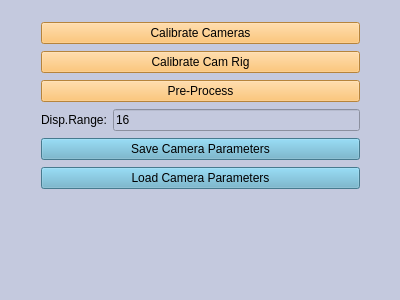
Before: the Qt Designer form SegmentationPreprocessor/mainwindow.ui in yudanaz/masterthesis, drawn with Qt 5.
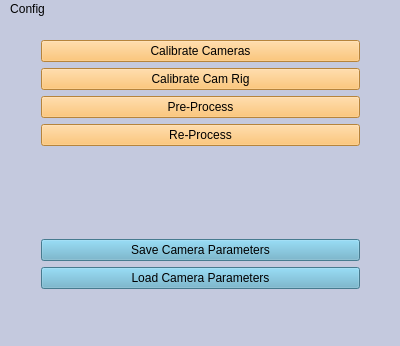
After: the same form once the commit is applied.

Patch:
```diff
--- a/SegmentationPreprocessor/mainwindow.ui
+++ b/SegmentationPreprocessor/mainwindow.ui
@@ -7,7 +7,7 @@
     <x>0</x>
     <y>0</y>
     <width>400</width>
-    <height>300</height>
+    <height>346</height>
    </rect>
   </property>
   <property name="windowTitle">
@@ -23,7 +23,7 @@
       <x>30</x>
       <y>10</y>
       <width>341</width>
-      <height>196</height>
+      <height>271</height>
      </rect>
     </property>
     <layout class="QVBoxLayout" name="verticalLayout">
@@ -64,22 +64,27 @@
       </widget>
      </item>
      <item>
-      <layout class="QHBoxLayout" name="horizontalLayout">
-       <item>
-        <widget class="QLabel" name="label">
+      <widget class="QPushButton" name="pushButton_reproc">
+       <property name="styleSheet">
+        <string notr="true">background-color: rgb(255, 185, 84)</string>
+       </property>
          <property name="text">
-          <string>Disp.Range:</string>
+        <string>Re-Process</string>
          </property>
         </widget>
        </item>
        <item>
-        <widget class="QLineEdit" name="lineEdit_dispRange">
-         <property name="text">
-          <string>16</string>
-         </property>
-        </widget>
-       </item>
-      </layout>
+      <spacer name="verticalSpacer">
+       <property name="orientation">
+        <enum>Qt::Vertical</enum>
+       </property>
+       <property name="sizeHint" stdset="0">
+        <size>
+         <width>20</width>
+         <height>40</height>
+        </size>
+       </property>
+      </spacer>
      </item>
      <item>
       <widget class="QPushButton" name="pushButton_save">
@@ -113,6 +118,13 @@
      <height>25</height>
     </rect>
    </property>
+   <widget class="QMenu" name="menuParameters">
+    <property name="title">
+     <string>Config</string>
+    </property>
+    <addaction name="actionStereoM_Params"/>
+   </widget>
+   <addaction name="menuParameters"/>
   </widget>
   <widget class="QStatusBar" name="statusBar"/>
  </widget>
```
Left out of the diff: 5 changed lines with no effect on the pictures. Lines whose indentation alone changed are shown as unchanged.
